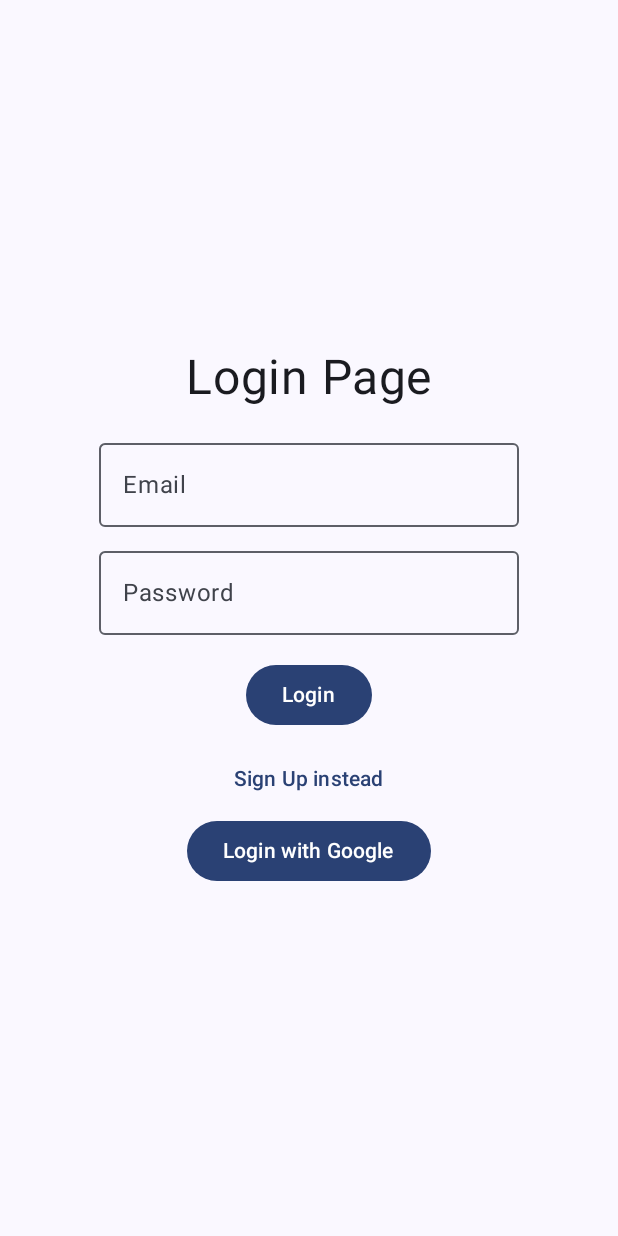
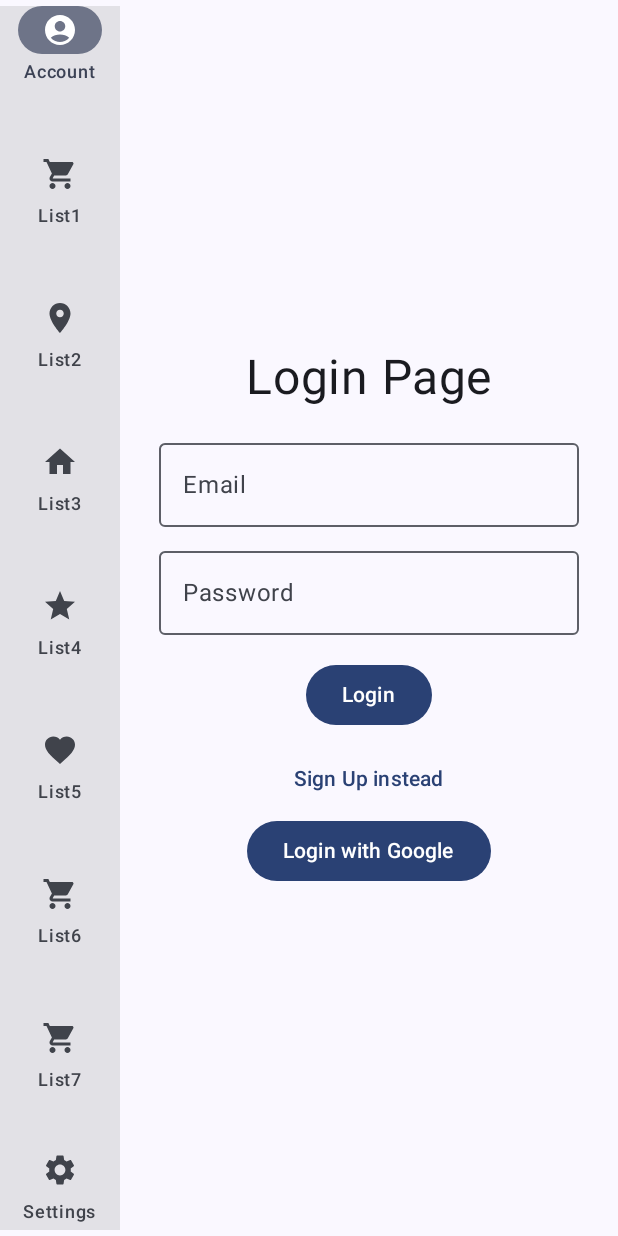
Before and after one commit to Matszwe02/android_project, an Android app built with Jetpack Compose: the screen it shows after launch (MainActivity), on a phone screen of 412 x 824 dp. Run offline under Robolectric (Android 15) with nearby library versions, the phone set to English and light mode, and no system bars; our stand-ins replace Firebase (no records; nobody signed in at launch, a user with empty details on screens opened directly), livedata-compose.

Commit message:
Add Navigation Rail

```diff
--- a/app/src/main/java/com/example/listapp/MainActivity.kt
+++ b/app/src/main/java/com/example/listapp/MainActivity.kt
@@ -5,6 +5,7 @@ import androidx.activity.ComponentActivity
 import androidx.activity.compose.setContent
 import androidx.activity.enableEdgeToEdge
 import androidx.activity.viewModels
+import androidx.compose.foundation.layout.Row
 import androidx.compose.foundation.layout.fillMaxSize
 import androidx.compose.foundation.layout.padding
 import androidx.compose.material3.MaterialTheme
@@ -24,7 +25,7 @@ import com.google.firebase.FirebaseApp
 import com.google.firebase.database.FirebaseDatabase
 import com.example.listapp.GoogleAuthUiClient
 import com.google.android.gms.auth.api.identity.Identity
-
+import com.example.listapp.NavRail
 
 
 class MainActivity : ComponentActivity() {
@@ -49,8 +50,13 @@ class MainActivity : ComponentActivity() {
                     modifier = Modifier.fillMaxSize(),
                     color = MaterialTheme.colorScheme.background
                 ) {
+                    Row {
+
+                    NavRail()
+                    MyAppNavigation(authViewModel = authViewModel, google = googleAuthUiClient)
+
+                    }
 //                    Greeting("Android")
-                    MyAppNavigation(authViewModel = authViewModel, google = googleAuthUiClient)
                 }
             }
         }
--- /dev/null
+++ b/app/src/main/java/com/example/listapp/NavRail.kt
@@ -0,0 +1,95 @@
+package com.example.listapp
+
+import android.util.Log
+import androidx.compose.foundation.background
+import androidx.compose.foundation.layout.Arrangement
+import androidx.compose.foundation.layout.Column
+import androidx.compose.foundation.layout.fillMaxHeight
+import androidx.compose.foundation.layout.padding
+import androidx.compose.material.icons.Icons
+import androidx.compose.material.icons.filled.*
+import androidx.compose.material.icons.outlined.*
+import androidx.compose.material3.Icon
+import androidx.compose.material3.NavigationRail
+import androidx.compose.material3.NavigationRailItem
+import androidx.compose.material3.Text
+import androidx.compose.runtime.Composable
+import androidx.compose.runtime.mutableStateOf
+import androidx.compose.runtime.setValue
+import androidx.compose.runtime.getValue
+import androidx.compose.runtime.mutableIntStateOf
+import androidx.compose.runtime.remember
+import androidx.compose.ui.Modifier
+import androidx.compose.ui.graphics.Color
+import androidx.compose.ui.unit.dp
+import androidx.compose.foundation.lazy.LazyColumn
+import androidx.compose.foundation.lazy.itemsIndexed
+
+@Composable
+fun NavRail() {
+    var selectedItem by remember { mutableIntStateOf(0) }
+
+    val topItem = "Account"
+    val bottomItem = "Settings"
+    // TODO: To be replaced with getter from firebase
+    val middleItems = listOf("List1", "List2", "List3", "List4", "List5", "List6", "List7", "List8", "List9", "List10", "List11") // Example list, can be longer
+    val icons = mapOf(
+        "Account" to Icons.Filled.AccountCircle,
+        "Settings" to Icons.Filled.Settings,
+        "List1" to Icons.Filled.ShoppingCart,
+        "List2" to Icons.Filled.Place,
+        "List3" to Icons.Filled.Home,
+        "List4" to Icons.Filled.Star,
+        "List5" to Icons.Filled.Favorite, // Add more icons as needed
+        "List6" to Icons.Filled.ShoppingCart,
+        "List7" to Icons.Filled.ShoppingCart,
+        "List8" to Icons.Filled.ShoppingCart,
+        "List9" to Icons.Filled.ShoppingCart,
+        "List10" to Icons.Filled.ShoppingCart,
+        "List11" to Icons.Filled.ShoppingCart,
+    )
+
+    NavigationRail {
+        Column(
+            modifier = Modifier
+                .fillMaxHeight()
+                .background(color = Color(0.5f, 0.5f, 0.5f, 0.2f)),
+            verticalArrangement = Arrangement.SpaceBetween
+        ) {
+            NavigationRailItem(
+                modifier = Modifier.padding(bottom = 20.dp),
+                icon = { Icon(icons[topItem]!!, contentDescription = topItem) },
+                label = { Text(topItem) },
+                selected = selectedItem == 0,
+                onClick = { selectedItem = 0 }
+            )
+
+            LazyColumn(
+                modifier = Modifier
+                    .weight(1f)
+            ) {
+                itemsIndexed(middleItems) { index, item ->
+                    NavigationRailItem(
+                        modifier = Modifier
+                            .padding(vertical = 20.dp),
+                        icon = { Icon(icons[item]!!, contentDescription = item) },
+                        label = { Text(item) },
+                        selected = selectedItem == index + 1, // Offset by 1 because Account is at index 0
+                        onClick = {
+                            selectedItem = index + 1
+                            // TODO: To be replaced with navigation
+                            Log.i("nav", "Clicked on $index")
+                        }
+                    )
+                }
+            }
+
+            NavigationRailItem(
+                icon = { Icon(icons[bottomItem]!!, contentDescription = bottomItem) },
+                label = { Text(bottomItem) },
+                selected = selectedItem == middleItems.size + 1, // After all middle items
+                onClick = { selectedItem = middleItems.size + 1 }
+            )
+        }
+    }
+}
--- a/app/src/main/res/values/themes.xml
+++ b/app/src/main/res/values/themes.xml
@@ -2,4 +2,5 @@
 <resources>
 
     <style name="Theme.ListApp" parent="android:Theme.Material.Light.NoActionBar" />
+
 </resources>
```
